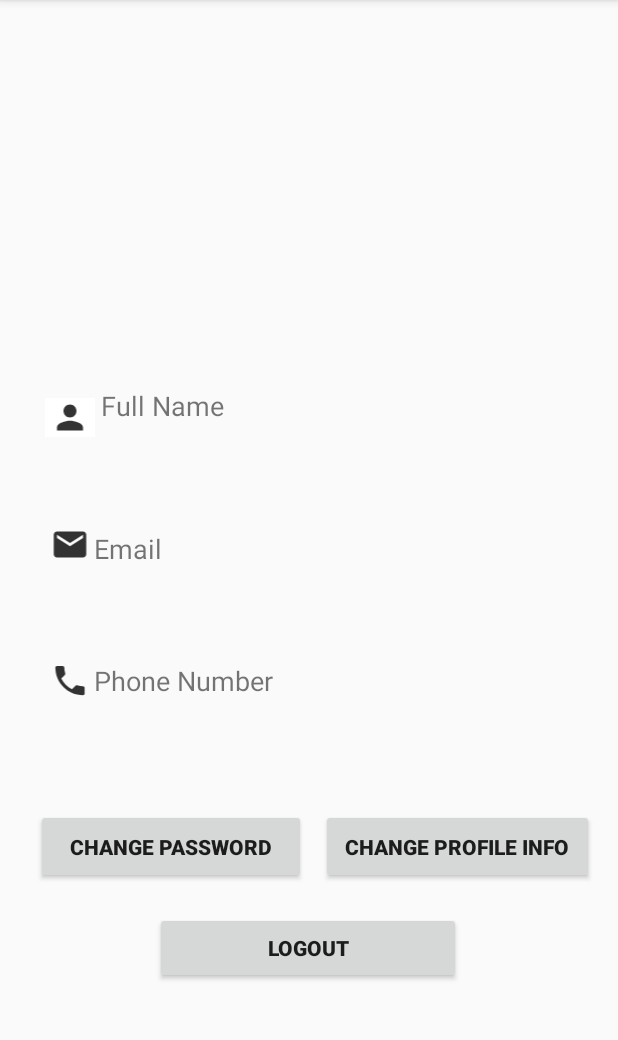
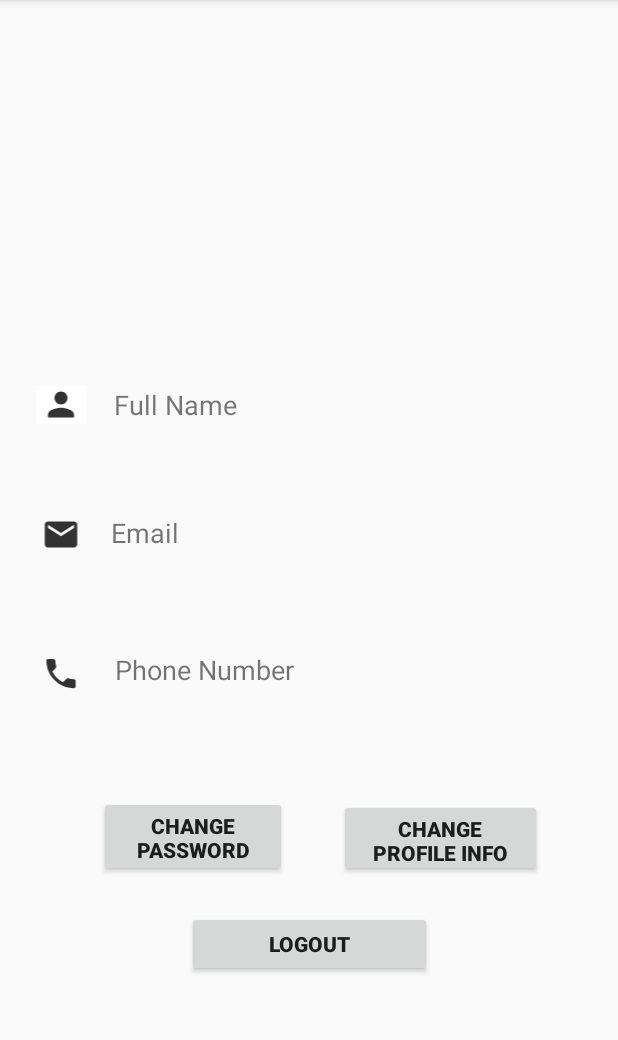
Before and after one commit to crosswind19/Cinema-Booking-App, an Android app: the activity_viewprofile screen opened directly, with no data from a screen before it, on a phone screen of 412 x 824 dp, the part 84-1124 px from its top. Run offline under Robolectric (Android 15) with nearby library versions, the light colour scheme and no system bars; our stand-ins replace Firebase (no records; nobody signed in at launch, a user with empty details on screens opened directly); 3 statements that could not run were skipped.

Commit message:
edit view profile

```diff
--- a/app/src/main/res/layout/activity_viewprofile.xml
+++ b/app/src/main/res/layout/activity_viewprofile.xml
@@ -8,32 +8,31 @@
 
     <TextView
         android:id="@+id/tv_ProfileEmail"
-        android:layout_width="wrap_content"
-        android:layout_height="wrap_content"
-        android:layout_marginTop="9dp"
+        android:layout_width="261dp"
+        android:layout_height="25dp"
         android:text="Email"
         android:textColor="#090000"
         android:textSize="20sp"
         app:layout_constraintBottom_toBottomOf="parent"
         app:layout_constraintEnd_toEndOf="parent"
-        app:layout_constraintHorizontal_bias="0.174"
+        app:layout_constraintHorizontal_bias="0.513"
         app:layout_constraintStart_toStartOf="parent"
         app:layout_constraintTop_toBottomOf="@+id/tv_email1"
-        app:layout_constraintVertical_bias="0.008" />
+        app:layout_constraintVertical_bias="0.0" />
 
     <TextView
         android:id="@+id/tv_ProfilePhone"
-        android:layout_width="wrap_content"
-        android:layout_height="wrap_content"
+        android:layout_width="158dp"
+        android:layout_height="27dp"
         android:text="PhoneNumber"
         android:textColor="#090000"
         android:textSize="20sp"
         app:layout_constraintBottom_toBottomOf="parent"
         app:layout_constraintEnd_toEndOf="parent"
-        app:layout_constraintHorizontal_bias="0.223"
+        app:layout_constraintHorizontal_bias="0.304"
         app:layout_constraintStart_toStartOf="parent"
         app:layout_constraintTop_toBottomOf="@+id/textView4"
-        app:layout_constraintVertical_bias="0.03" />
+        app:layout_constraintVertical_bias="0.0" />
 
     <ImageView
         android:id="@+id/iv_profilePic"
@@ -44,7 +43,7 @@
         app:layout_constraintHorizontal_bias="0.497"
         app:layout_constraintStart_toStartOf="parent"
         app:layout_constraintTop_toTopOf="parent"
-        app:layout_constraintVertical_bias="0.072"
+        app:layout_constraintVertical_bias="0.067"
         tools:srcCompat="@tools:sample/avatars" />
 
     <ImageView
@@ -54,24 +53,24 @@
         android:background="#FFFFFF"
         app:layout_constraintBottom_toBottomOf="parent"
         app:layout_constraintEnd_toEndOf="parent"
-        app:layout_constraintHorizontal_bias="0.079"
+        app:layout_constraintHorizontal_bias="0.063"
         app:layout_constraintStart_toStartOf="parent"
-        app:layout_constraintTop_toTopOf="parent"
-        app:layout_constraintVertical_bias="0.358"
+        app:layout_constraintTop_toBottomOf="@+id/iv_profilePic"
+        app:layout_constraintVertical_bias="0.071"
         app:srcCompat="@drawable/ic_name" />
 
     <TextView
         android:id="@+id/tv_name"
         android:layout_width="97dp"
-        android:layout_height="28dp"
+        android:layout_height="20dp"
         android:text="Full Name"
         android:textSize="18sp"
         app:layout_constraintBottom_toBottomOf="parent"
         app:layout_constraintEnd_toEndOf="parent"
-        app:layout_constraintHorizontal_bias="0.213"
+        app:layout_constraintHorizontal_bias="0.242"
         app:layout_constraintStart_toStartOf="parent"
         app:layout_constraintTop_toBottomOf="@+id/iv_profilePic"
-        app:layout_constraintVertical_bias="0.068" />
+        app:layout_constraintVertical_bias="0.072" />
 
     <ImageView
         android:id="@+id/iv_email"
@@ -79,10 +78,10 @@
         android:layout_height="26dp"
         app:layout_constraintBottom_toBottomOf="parent"
         app:layout_constraintEnd_toEndOf="parent"
-        app:layout_constraintHorizontal_bias="0.079"
+        app:layout_constraintHorizontal_bias="0.063"
         app:layout_constraintStart_toStartOf="parent"
-        app:layout_constraintTop_toTopOf="parent"
-        app:layout_constraintVertical_bias="0.472"
+        app:layout_constraintTop_toBottomOf="@+id/iv_profilePic"
+        app:layout_constraintVertical_bias="0.237"
         app:srcCompat="@drawable/ic_email" />
 
     <TextView
@@ -93,10 +92,10 @@
         android:textSize="18sp"
         app:layout_constraintBottom_toBottomOf="parent"
         app:layout_constraintEnd_toEndOf="parent"
-        app:layout_constraintHorizontal_bias="0.171"
+        app:layout_constraintHorizontal_bias="0.201"
         app:layout_constraintStart_toStartOf="parent"
-        app:layout_constraintTop_toBottomOf="@+id/tv_ProfileName"
-        app:layout_constraintVertical_bias="0.071" />
+        app:layout_constraintTop_toBottomOf="@+id/iv_profilePic"
+        app:layout_constraintVertical_bias="0.236" />
 
     <ImageView
         android:id="@+id/iv_phone"
@@ -104,80 +103,79 @@
         android:layout_height="26dp"
         app:layout_constraintBottom_toBottomOf="parent"
         app:layout_constraintEnd_toEndOf="parent"
-        app:layout_constraintHorizontal_bias="0.079"
+        app:layout_constraintHorizontal_bias="0.063"
         app:layout_constraintStart_toStartOf="parent"
-        app:layout_constraintTop_toTopOf="parent"
-        app:layout_constraintVertical_bias="0.594"
+        app:layout_constraintTop_toBottomOf="@+id/iv_profilePic"
+        app:layout_constraintVertical_bias="0.414"
         app:srcCompat="@drawable/ic_phone" />
 
     <TextView
         android:id="@+id/textView4"
-        android:layout_width="137dp"
-        android:layout_height="30dp"
+        android:layout_width="135dp"
+        android:layout_height="23dp"
         android:text="Phone Number"
         android:textSize="18sp"
         app:layout_constraintBottom_toBottomOf="parent"
         app:layout_constraintEnd_toEndOf="parent"
-        app:layout_constraintHorizontal_bias="0.229"
+        app:layout_constraintHorizontal_bias="0.277"
         app:layout_constraintStart_toStartOf="parent"
-        app:layout_constraintTop_toBottomOf="@+id/tv_ProfileEmail"
-        app:layout_constraintVertical_bias="0.075" />
+        app:layout_constraintTop_toBottomOf="@+id/iv_profilePic"
+        app:layout_constraintVertical_bias="0.409" />
 
     <Button
         android:id="@+id/btn_changeprofile"
-        android:layout_width="182dp"
-        android:layout_height="50dp"
+        android:layout_width="135dp"
+        android:layout_height="52dp"
         android:text="Change Profile Info"
         android:textSize="14sp"
         android:textStyle="bold"
         app:layout_constraintBottom_toBottomOf="parent"
         app:layout_constraintEnd_toEndOf="parent"
-        app:layout_constraintHorizontal_bias="0.93"
+        app:layout_constraintHorizontal_bias="0.818"
         app:layout_constraintStart_toStartOf="parent"
-        app:layout_constraintTop_toTopOf="parent"
-        app:layout_constraintVertical_bias="0.751" />
+        app:layout_constraintTop_toBottomOf="@+id/iv_profilePic"
+        app:layout_constraintVertical_bias="0.631" />
 
     <Button
         android:id="@+id/btn_changepass"
-        android:layout_width="180dp"
-        android:layout_height="50dp"
+        android:layout_width="125dp"
+        android:layout_height="54dp"
         android:text="CHANGE PASSWORD"
         android:textSize="14sp"
         android:textStyle="bold"
         app:layout_constraintBottom_toBottomOf="parent"
         app:layout_constraintEnd_toEndOf="parent"
-        app:layout_constraintHorizontal_bias="0.103"
+        app:layout_constraintHorizontal_bias="0.23"
         app:layout_constraintStart_toStartOf="parent"
-        app:layout_constraintTop_toTopOf="parent"
-        app:layout_constraintVertical_bias="0.751" />
+        app:layout_constraintTop_toBottomOf="@+id/iv_profilePic"
+        app:layout_constraintVertical_bias="0.629" />
 
     <Button
         android:id="@+id/button3"
-        android:layout_width="204dp"
-        android:layout_height="48dp"
+        android:layout_width="163dp"
+        android:layout_height="44dp"
         android:text="LOGOUT"
         android:textSize="14sp"
         android:textStyle="bold"
         app:layout_constraintBottom_toBottomOf="parent"
         app:layout_constraintEnd_toEndOf="parent"
-        app:layout_constraintHorizontal_bias="0.497"
         app:layout_constraintStart_toStartOf="parent"
-        app:layout_constraintTop_toTopOf="parent"
-        app:layout_constraintVertical_bias="0.844" />
+        app:layout_constraintTop_toBottomOf="@+id/iv_profilePic"
+        app:layout_constraintVertical_bias="0.769" />
 
     <TextView
         android:id="@+id/tv_ProfileName"
-        android:layout_width="wrap_content"
-        android:layout_height="wrap_content"
-        android:layout_marginTop="8dp"
+        android:layout_width="117dp"
+        android:layout_height="29dp"
+        android:layout_marginBottom="408dp"
         android:text="FullName"
         android:textColor="#090000"
         android:textSize="20sp"
         app:layout_constraintBottom_toBottomOf="parent"
         app:layout_constraintEnd_toEndOf="parent"
-        app:layout_constraintHorizontal_bias="0.205"
+        app:layout_constraintHorizontal_bias="0.258"
         app:layout_constraintStart_toStartOf="parent"
         app:layout_constraintTop_toBottomOf="@+id/tv_name"
-        app:layout_constraintVertical_bias="0.004" />
+        app:layout_constraintVertical_bias="0.0" />
 
 </androidx.constraintlayout.widget.ConstraintLayout>
```
